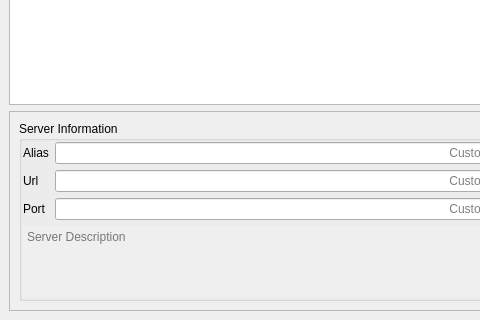
This is src/mainwindow.ui in GothicMultiplayerAccrescere/Launcher as Qt 5 draws it before an edit; both pictures show x 0 to 480 and y 280 to 600 of the 856 by 600 pixel window. The edited form follows.
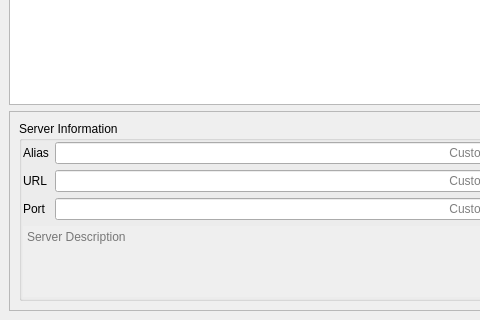
This is the edited form. Icons and pictures are not drawn.

```diff
--- a/src/mainwindow.ui
+++ b/src/mainwindow.ui
@@ -144,7 +144,7 @@
                   <item row="2" column="0">
                    <widget class="QLabel" name="label_3">
                     <property name="text">
-                     <string>Url</string>
+                     <string>URL</string>
                     </property>
                    </widget>
                   </item>
```
